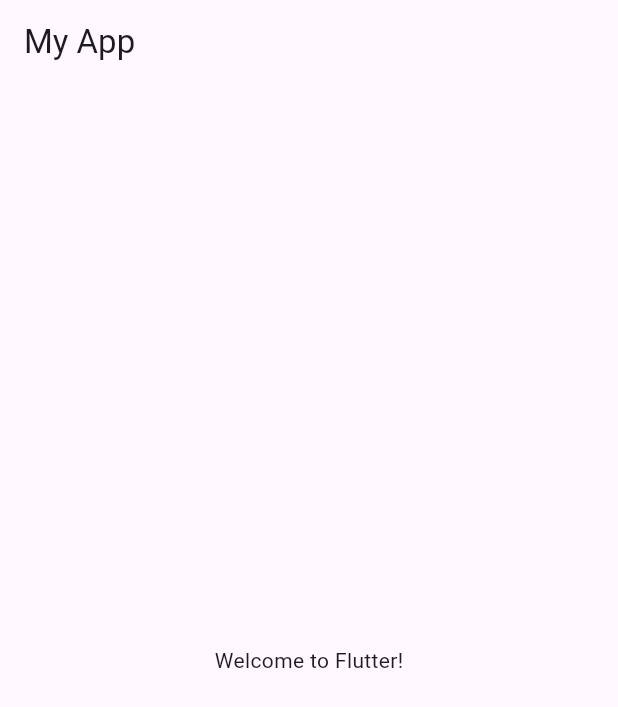
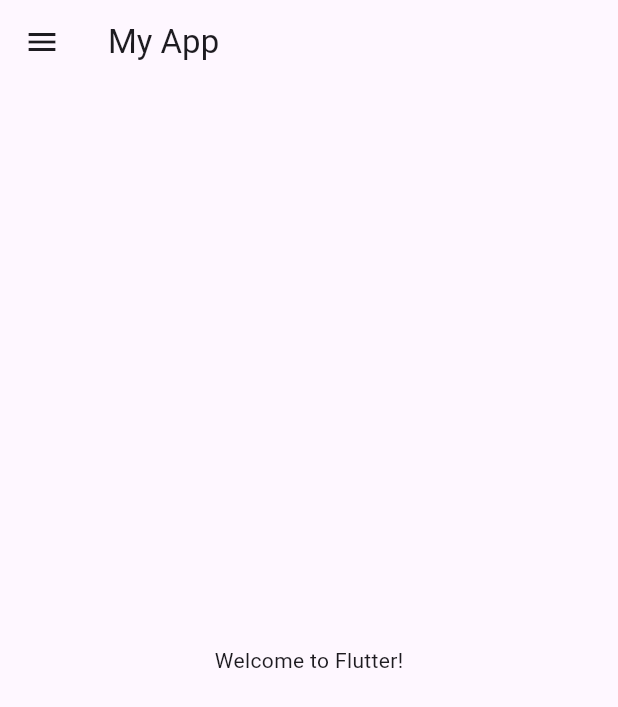
Before and after one commit to MakrandMZare/classic, a Flutter app: the screen it shows after launch, on a phone screen of 412 x 824 dp. Shown: the top 707 px of the screen. Run offline on Flutter 3.47's test engine with Material 3 defaults, Android fonts, the phone set to English and light mode, and no system bars.

Commit message:
Day3 is Complete

```diff
--- a/lib/main.dart
+++ b/lib/main.dart
@@ -1,5 +1,8 @@
-import 'package:classic/home_page.dart';
 import 'package:flutter/material.dart';
+
+import 'package:classic/pages/home_page.dart';
+
+import 'package:classic/pages/login_page.dart';
 
 void main() {
   runApp(MyApp());
@@ -10,11 +13,15 @@ class MyApp extends StatelessWidget {
   Widget build(BuildContext context) {
     return MaterialApp(
       title: 'Flutter App',
-      theme: ThemeData(
-        primarySwatch: Colors.blue,
-      ),
       debugShowCheckedModeBanner: false,
-      home: HomePage(),
+      themeMode: ThemeMode.light,
+      theme: ThemeData(primarySwatch: Colors.blue),
+      initialRoute: "/home",
+      routes: {
+        "/": (context) => LoginPage(),
+        "/home": (context) => HomePage(),
+        "/login": (context) => LoginPage()
+      },
     );
   }
 }
--- a/lib/home_page.dart
+++ b/lib/pages/home_page.dart
@@ -12,6 +12,7 @@ class HomePage extends StatelessWidget {
       body: Center(
         child: Text('Welcome to Flutter!'),
       ),
+      drawer: Drawer(),
     );
   }
 }
```
Also changed, not shown: lib/pages/login_page.dart (added, +21 -0 lines).
